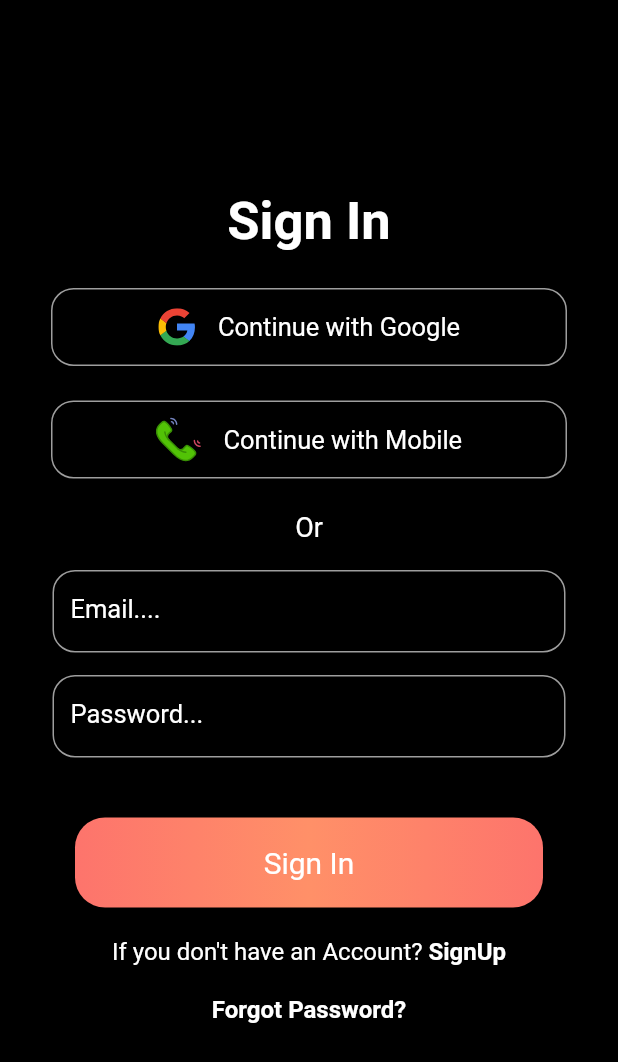
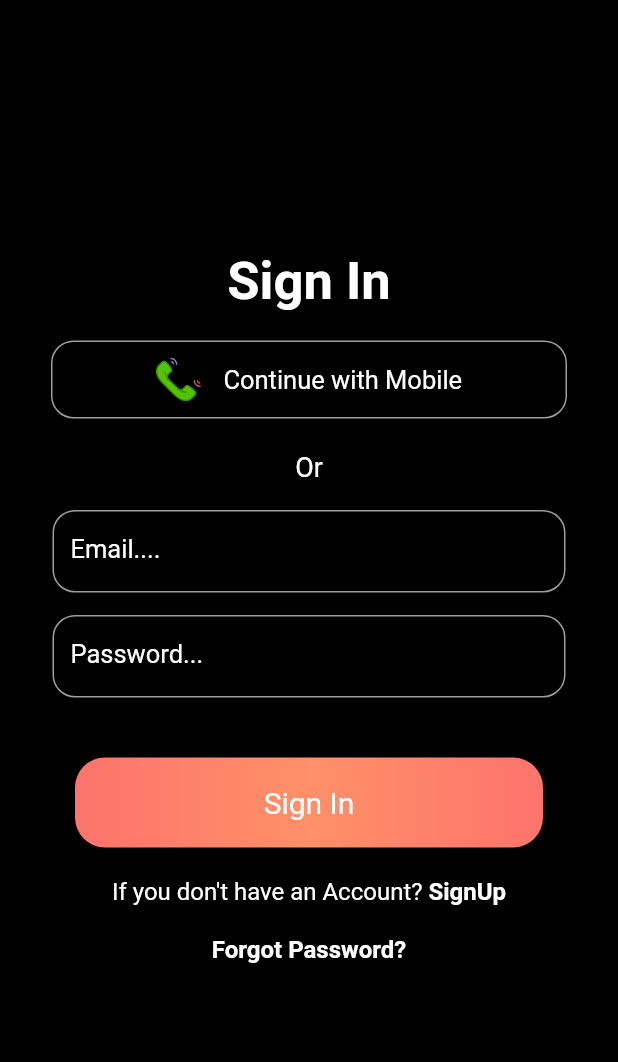
Before and after one commit to Gabbrolee/flutter-sport-enthusiast, a Flutter app: the screen it shows after launch, after a tap on "Login", on a phone screen of 412 x 824 dp. Shown: the top 1062 px of the screen. Run offline on Flutter 3.47's test engine with Material 2 defaults, Android fonts, the phone set to English and light mode, and no system bars; our stand-ins replace cloud_firestore, curved_navigation_bar, eva_icons_flutter, firebase_auth, firebase_core, flutter_secure_storage and 7 more; accounts and stored records are empty; network calls fail.

Commit message:
remove google signin method

```diff
--- a/lib/screens/PhoneScreen.dart
+++ b/lib/screens/PhoneScreen.dart
@@ -188,7 +188,7 @@ class _PhoneAuthPageState extends State<PhoneAuthPage> {
           prefixIcon: const Padding(
             padding: EdgeInsets.symmetric(vertical: 14, horizontal: 15),
             child: Text(
-              " (+91) ",
+              "  ",
               style: TextStyle(color: Colors.white, fontSize: 17),
             ),
           ),
--- a/lib/screens/SignInScreen.dart
+++ b/lib/screens/SignInScreen.dart
@@ -42,12 +42,6 @@ class _SignInPageState extends State<SignInPage> {
                   fontWeight: FontWeight.bold,
                 ),
               ),
-              const SizedBox(
-                height: 20,
-              ),
-              buttonItem("assets/google.svg", "Continue with Google", 25, () {
-                authClass.googleSignIn(context);
-              }),
               const SizedBox(
                 height: 15,
               ),
--- a/lib/screens/SignUpScreen.dart
+++ b/lib/screens/SignUpScreen.dart
@@ -46,13 +46,6 @@ class _SignUpPageState extends State<SignUpPage> {
                   fontWeight: FontWeight.bold,
                 ),
               ),
-              const SizedBox(
-                height: 20,
-              ),
-              buttonItem("assets/google.svg", "Continue with Google", 25,
-                  () async {
-                await authClass.googleSignIn(context);
-              }),
               const SizedBox(
                 height: 15,
               ),
```
Also changed, not shown: lib/Service/Auth_Service.dart (+0 -32 lines).
